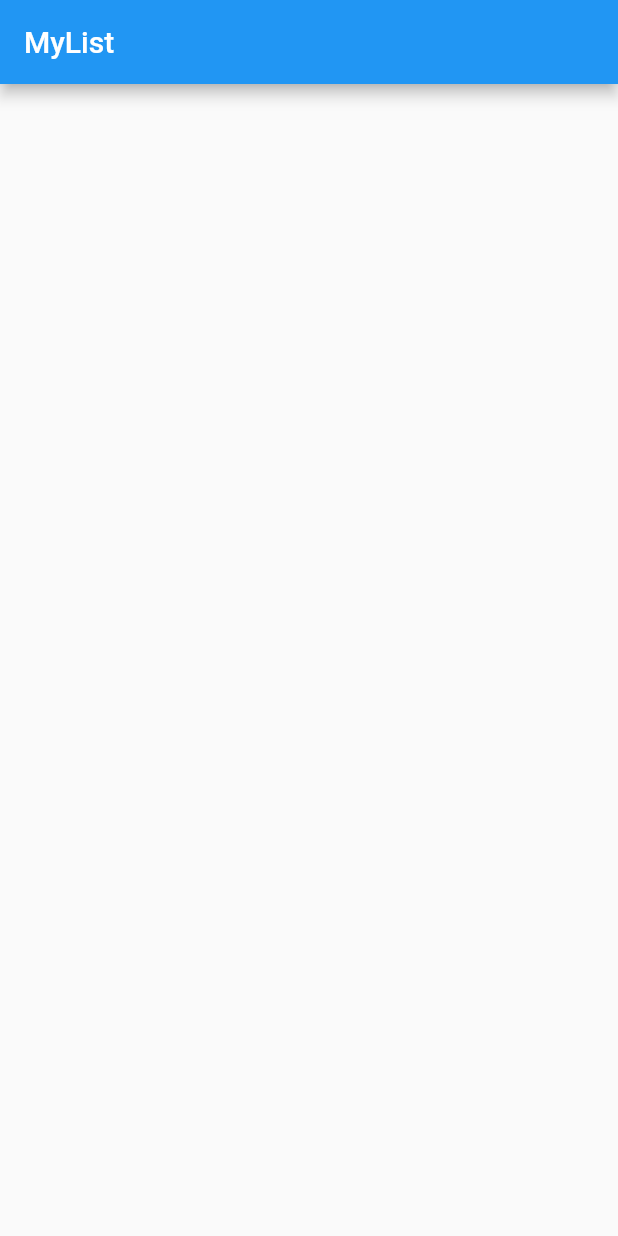
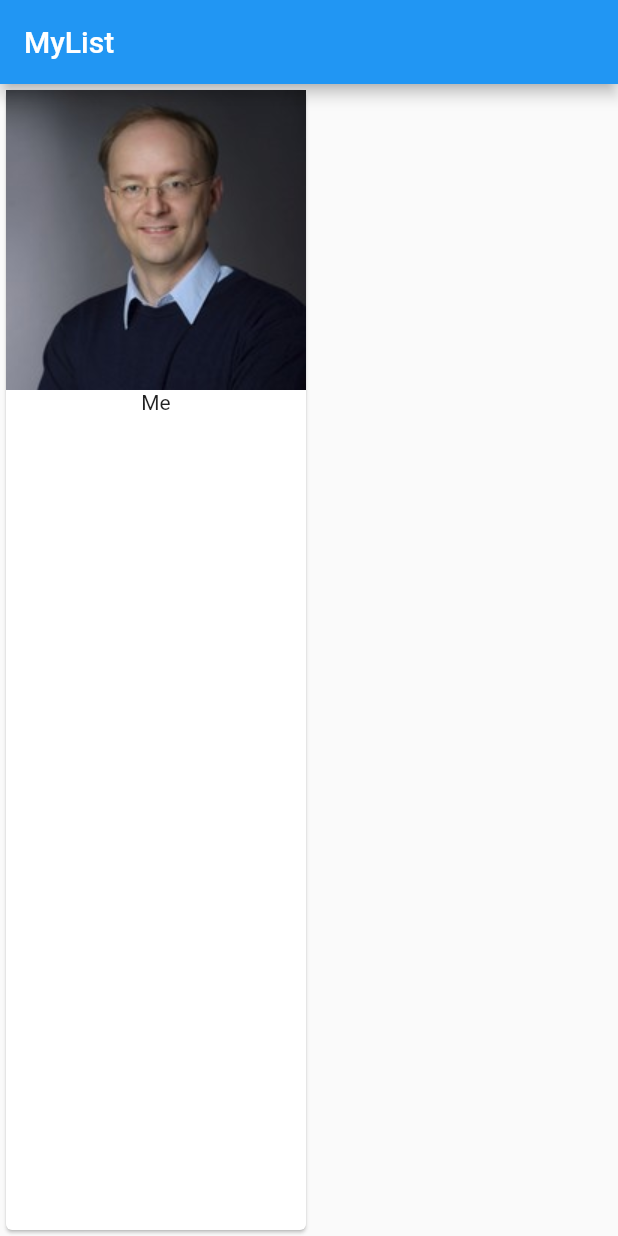
Before and after one commit to starmaerker/first_flutter_app, a Flutter app: the screen it shows after launch, on a phone screen of 412 x 824 dp. Run offline on Flutter 3.47's test engine with Material 2 defaults, Android fonts, the phone set to English and light mode, and no system bars.

Commit message:
added image

```diff
--- a/lib/main.dart
+++ b/lib/main.dart
@@ -1,16 +1,21 @@
 import 'package:flutter/material.dart';
 
-main() {
+void main() {
   runApp(MyApp());
 }
 
 class MyApp extends StatelessWidget {
-  build(context) {
+  Widget build(BuildContext context) {
     return MaterialApp(
       home: Scaffold(
         appBar: AppBar(
           title: Text('MyList'),
         ),
+        body: Card(
+          child: Column(
+            children: <Widget>[Image.asset('assets/agro.jpeg'), Text('Me')],
+          ),
+        ),
       ),
     );
   }
```
Also changed, not shown: pubspec.yaml (+2 -7 lines), assets/agro.jpeg (added).
